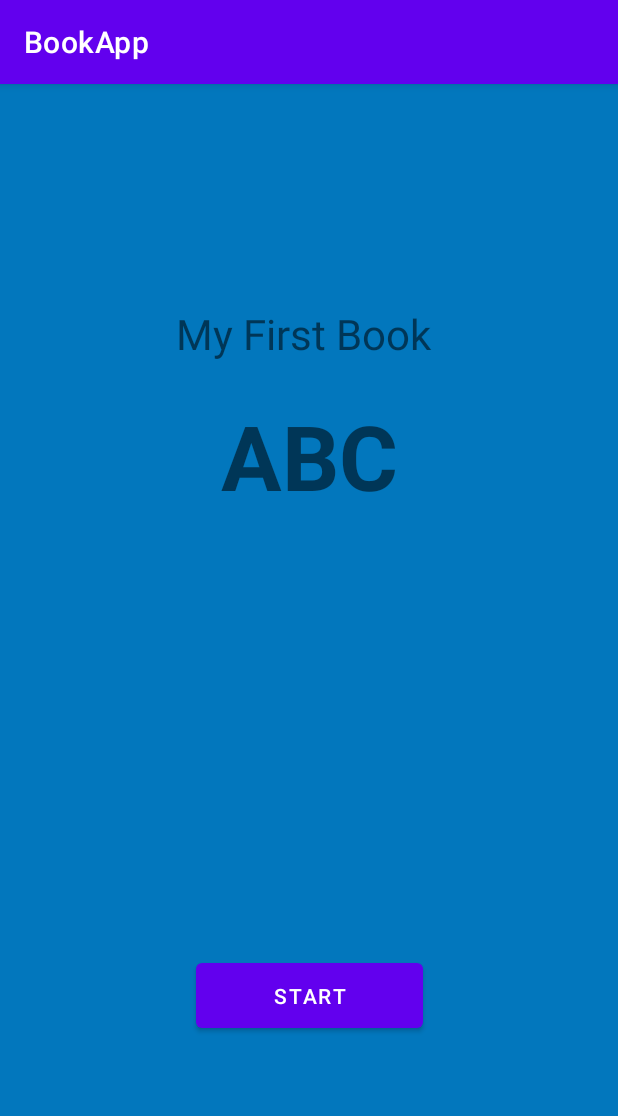
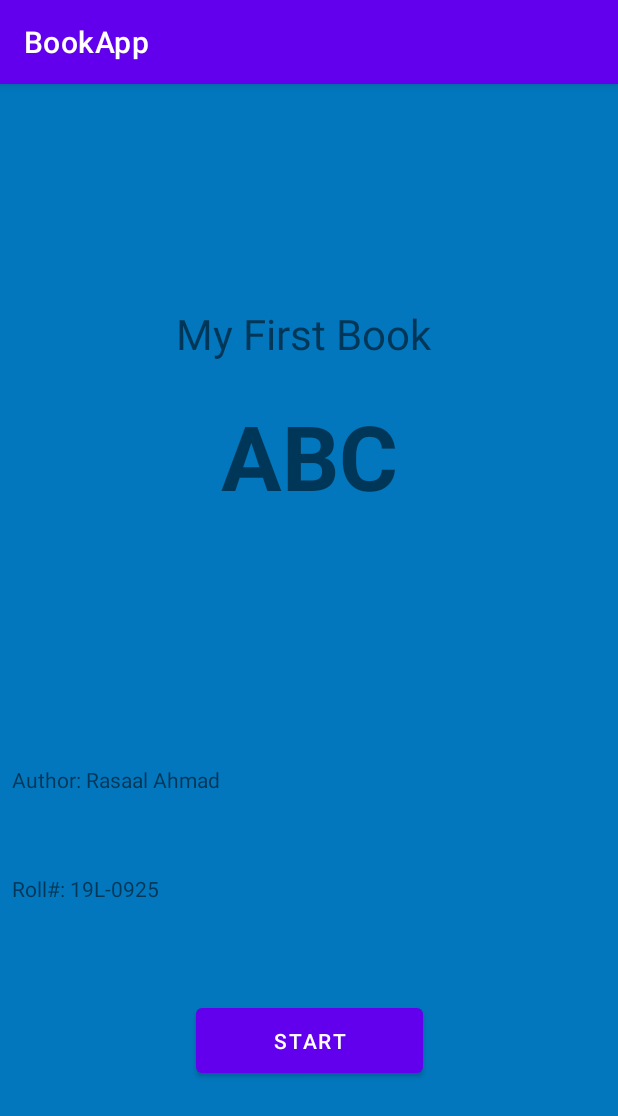
Before and after one commit to rasaalahmad/BookApp, an Android app: the screen it shows after launch (MainActivity), on a phone screen of 412 x 824 dp. Shown: the top 1116 px of the screen. Run offline under Robolectric (Android 15) with nearby library versions, the phone set to English and light mode, and no system bars.

Commit message:
Author name and roll number added

```diff
--- a/app/src/main/res/layout/activity_main.xml
+++ b/app/src/main/res/layout/activity_main.xml
@@ -42,9 +42,34 @@
         android:text="@string/start_btn"
         app:layout_constraintBottom_toBottomOf="parent"
         app:layout_constraintEnd_toEndOf="parent"
-        app:layout_constraintHorizontal_bias="0.501"
         app:layout_constraintStart_toStartOf="parent"
         app:layout_constraintTop_toTopOf="parent"
-        app:layout_constraintVertical_bias="0.814" />
+        app:layout_constraintVertical_bias="0.856" />
+
+    <TextView
+        android:id="@+id/textView5"
+        android:layout_width="283dp"
+        android:layout_height="55dp"
+        android:text="@string/author"
+        android:textSize="14sp"
+        app:layout_constraintBottom_toTopOf="@+id/NextButton"
+        app:layout_constraintEnd_toEndOf="parent"
+        app:layout_constraintHorizontal_bias="0.062"
+        app:layout_constraintStart_toStartOf="parent"
+        app:layout_constraintTop_toBottomOf="@+id/textView2"
+        app:layout_constraintVertical_bias="0.623" />
+
+    <TextView
+        android:id="@+id/textView7"
+        android:layout_width="282dp"
+        android:layout_height="42dp"
+        android:layout_marginTop="64dp"
+        android:text="@string/rollnumber"
+        app:layout_constraintBottom_toTopOf="@+id/NextButton"
+        app:layout_constraintEnd_toEndOf="parent"
+        app:layout_constraintHorizontal_bias="0.06"
+        app:layout_constraintStart_toStartOf="parent"
+        app:layout_constraintTop_toTopOf="@+id/textView5"
+        app:layout_constraintVertical_bias="0.176" />
 
 </androidx.constraintlayout.widget.ConstraintLayout>
--- a/app/src/main/res/values/strings.xml
+++ b/app/src/main/res/values/strings.xml
@@ -57,5 +57,13 @@
     <string name="yoyo">Y for Yoyo</string>
     <string name="zebra">Z for Zebra</string>
 
+
+
+    <string name="author">Author:   Rasaal Ahmad</string>
+    <string name="rollnumber">Roll#:   19L-0925</string>
+
+
+
+
     <string name="next_msg">Next</string>
 </resources>
```
